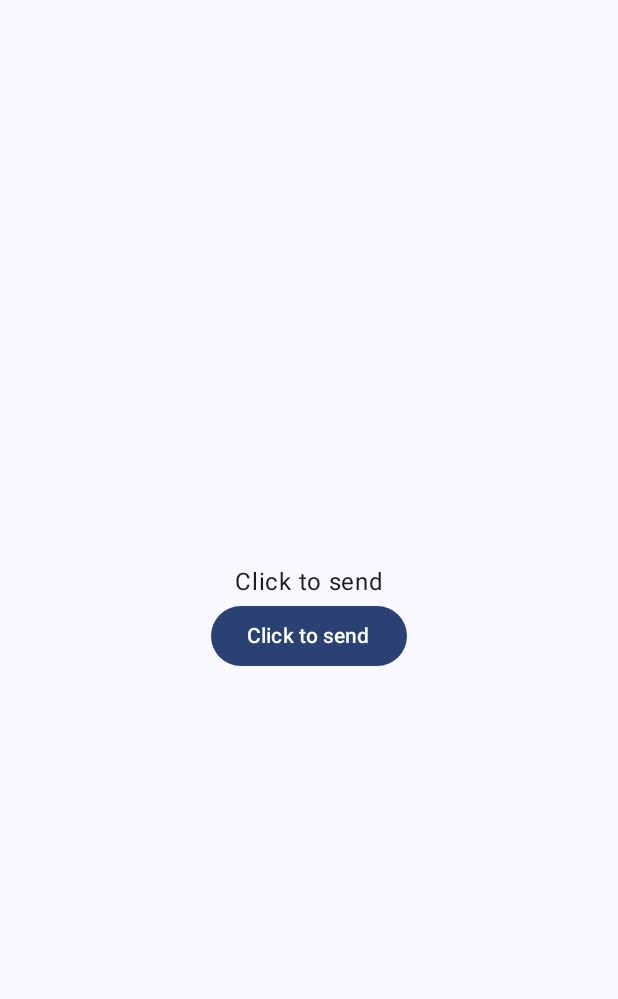
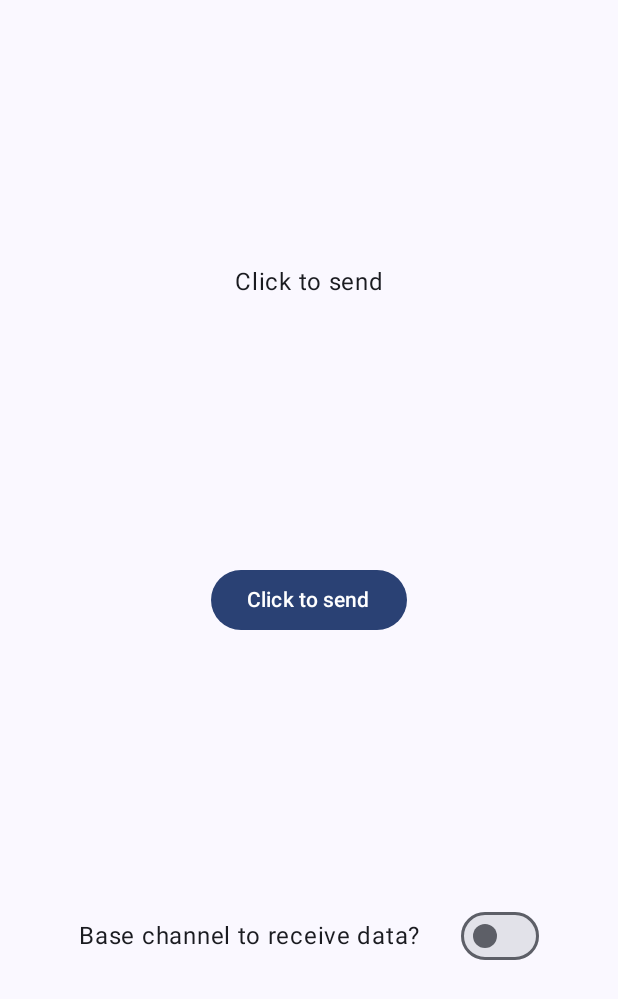
Before and after one commit to sraturi/UdpDtlsTestApp, an Android app built with Jetpack Compose: the screen it shows after launch (MainActivity), after a tap on "Click to send", on a phone screen of 412 x 824 dp. Shown: the top 999 px of the screen. Run offline under Robolectric (Android 15) with nearby library versions, the phone set to English and light mode, and no system bars; libraries missing offline, so code that uses them is left out: org.bouncycastle.jce, org.bouncycastle.tls; network calls fail; 2 statements that could not run were skipped.

Commit message:
add button to use normal channel

```diff
--- a/app/src/main/java/com/example/udpdtlstest/MainActivity.kt
+++ b/app/src/main/java/com/example/udpdtlstest/MainActivity.kt
@@ -6,11 +6,13 @@ import androidx.activity.ComponentActivity
 import androidx.activity.compose.setContent
 import androidx.compose.foundation.layout.Arrangement
 import androidx.compose.foundation.layout.Column
+import androidx.compose.foundation.layout.Row
 import androidx.compose.foundation.layout.fillMaxSize
 import androidx.compose.foundation.layout.fillMaxWidth
 import androidx.compose.material3.Button
 import androidx.compose.material3.MaterialTheme
 import androidx.compose.material3.Surface
+import androidx.compose.material3.Switch
 import androidx.compose.material3.Text
 import androidx.compose.runtime.Composable
 import androidx.compose.runtime.getValue
@@ -49,13 +51,16 @@ fun Greeting(name: String, resources: Resources, modifier: Modifier = Modifier)
     var text by remember {
         mutableStateOf("Click to send")
     }
+    var useWithoutEncrypt by remember {
+        mutableStateOf(false)
+    }
 
     Column(
         Modifier
             .fillMaxWidth(1f)
             .fillMaxSize(1f),
         horizontalAlignment = Alignment.CenterHorizontally,
-        verticalArrangement = Arrangement.Center,
+        verticalArrangement = Arrangement.SpaceEvenly,
     ) {
         Text(
             text = text,
@@ -74,7 +79,7 @@ fun Greeting(name: String, resources: Resources, modifier: Modifier = Modifier)
                 text = sendClientMessage(
                     "Hello ${Random.nextInt()}",
                     // set this to true, we should get bunch of gibberish
-                    testWithoutEncrypt = false,
+                    testWithoutEncrypt = useWithoutEncrypt,
                     resources,
                 )
             }
@@ -82,6 +87,13 @@ fun Greeting(name: String, resources: Resources, modifier: Modifier = Modifier)
             client.join()
         }) {
             Text(text = "Click to send")
+        }
+
+        Row (verticalAlignment = Alignment.CenterVertically){
+            Text(text = "Base channel to receive data?      ")
+            Switch(checked = useWithoutEncrypt, onCheckedChange = {
+                useWithoutEncrypt = it
+            })
         }
     }
 }
```
